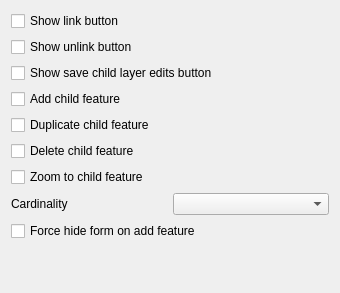
This is src/ui/attributeformconfig/qgsattributewidgetrelationeditwidget.ui in qgis/QGIS as Qt 5 draws it before an edit. The edited form follows.
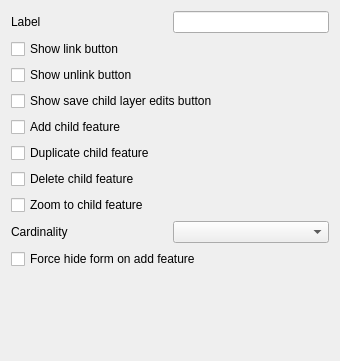
This is the edited form.

Commit message: configurable label (title) of relation editor widget instances resolves #37675

```diff
--- a/src/ui/attributeformconfig/qgsattributewidgetrelationeditwidget.ui
+++ b/src/ui/attributeformconfig/qgsattributewidgetrelationeditwidget.ui
@@ -7,13 +7,37 @@
     <x>0</x>
     <y>0</y>
     <width>340</width>
-    <height>293</height>
+    <height>361</height>
    </rect>
   </property>
   <property name="windowTitle">
    <string>Attribute Widget Relation Edit Widget</string>
   </property>
   <layout class="QVBoxLayout" name="verticalLayout">
+   <item>
+    <layout class="QHBoxLayout" name="horizontalLayout">
+     <property name="sizeConstraint">
+      <enum>QLayout::SetDefaultConstraint</enum>
+     </property>
+     <item>
+      <widget class="QLabel" name="labelLabel">
+       <property name="text">
+        <string>Label</string>
+       </property>
+      </widget>
+     </item>
+     <item>
+      <widget class="QLineEdit" name="mRelationLabelEdit">
+       <property name="sizePolicy">
+        <sizepolicy hsizetype="Preferred" vsizetype="Fixed">
+         <horstretch>0</horstretch>
+         <verstretch>0</verstretch>
+        </sizepolicy>
+       </property>
+      </widget>
+     </item>
+    </layout>
+   </item>
    <item>
     <widget class="QCheckBox" name="mRelationShowLinkCheckBox">
      <property name="text">
```
The commit also changes 14 other files.
